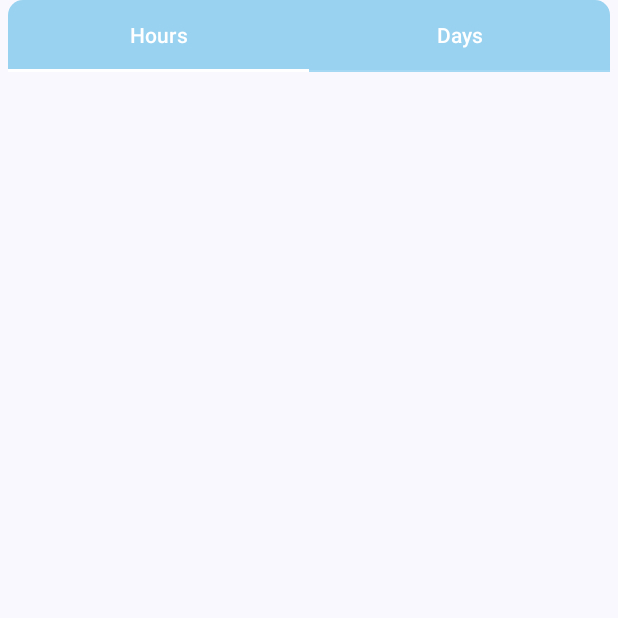
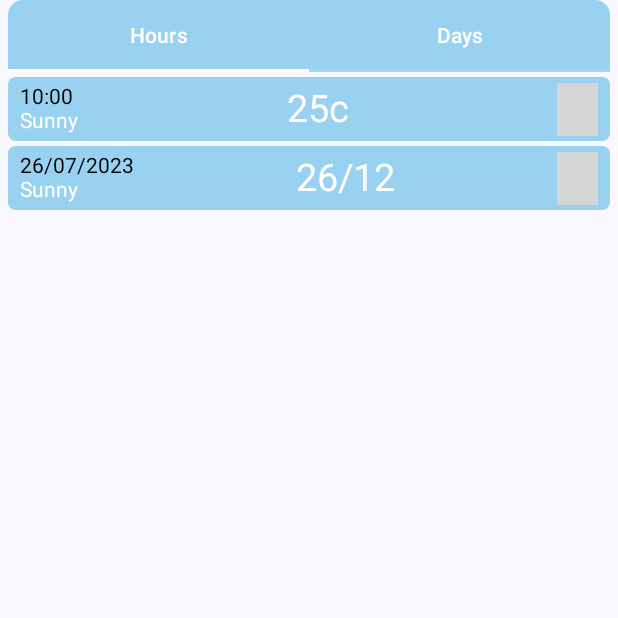
Before and after one commit to Zhumalievmurat1992/WeatherAppCompose, an Android app built with Jetpack Compose: the composable TabLayout shown on its own in the app's theme, on a phone screen of 412 x 824 dp, the top half of it. Run offline under Robolectric (Android 15) with nearby library versions, the phone set to English and light mode, and no system bars; our stand-ins replace accompanist; network calls fail; pictures from the network do not load; grey boxes are pictures that could not be loaded.

Commit message:
initial commit

```diff
--- a/app/build.gradle
+++ b/app/build.gradle
@@ -70,4 +70,5 @@ dependencies {
     implementation("io.coil-kt:coil-compose:2.0.0-rc01")
     implementation "com.google.accompanist:accompanist-pager:0.19.0"
     implementation "com.google.accompanist:accompanist-pager-indicators:0.19.0"
+    implementation "com.android.volley:volley-cronet:1.2.1"
 }
--- a/app/src/main/java/com/example/weatherappcompose/MainActivity.kt
+++ b/app/src/main/java/com/example/weatherappcompose/MainActivity.kt
@@ -1,6 +1,8 @@
 package com.example.weatherappcompose
 
+import android.content.Context
 import android.os.Bundle
+import android.util.Log
 import androidx.activity.ComponentActivity
 import androidx.activity.compose.setContent
 import androidx.compose.foundation.Image
@@ -10,15 +12,20 @@ import androidx.compose.ui.Modifier
 import androidx.compose.ui.draw.alpha
 import androidx.compose.ui.layout.ContentScale
 import androidx.compose.ui.res.painterResource
+import com.android.volley.toolbox.StringRequest
+import com.android.volley.toolbox.Volley
 import com.example.weatherappcompose.screen.MainCard
 import com.example.weatherappcompose.screen.TabLayout
 import com.example.weatherappcompose.ui.theme.WeatherAppComposeTheme
+
+const val API_KEY = "af6d3f9a595247ae806171940231106"
 
 class MainActivity : ComponentActivity() {
     override fun onCreate(savedInstanceState: Bundle?) {
         super.onCreate(savedInstanceState)
         setContent {
             WeatherAppComposeTheme {
+                getData("London",this)
                 Image(
                     painter = painterResource(id = R.drawable.img), contentDescription = "img",
                     modifier = Modifier
@@ -34,3 +41,24 @@ class MainActivity : ComponentActivity() {
         }
     }
 }
+
+private fun getData(city: String, context: Context) {
+    val url = "https://api.weatherapi.com/v1/forecast.json?key=$API_KEY" +
+            "&q=$city" +
+            "&days=" +
+            "5" +
+            "&aqi=no&alerts=no"
+    val queue = Volley.newRequestQueue(context)
+    val sRequest = StringRequest(
+        com.android.volley.Request.Method.GET,
+        url,
+        {
+            response ->
+            Log.d("MyLog","Response: $response")
+        },
+        {
+            Log.d("MyLog","VolleyError: $it")
+        }
+    )
+    queue.add(sRequest)
+}
--- /dev/null
+++ b/app/src/main/java/com/example/weatherappcompose/data/WeatherModel.kt
@@ -0,0 +1,11 @@
+package com.example.weatherappcompose.data
+
+data class WeatherModel(
+    val city: String,
+    val time: String,
+    val currentTemp: String,
+    val condition: String,
+    val icon: String,
+    val maxTemp: String,
+    val minTemp: String,
+    val hours: String)
--- a/app/src/main/java/com/example/weatherappcompose/screen/MainScreen.kt
+++ b/app/src/main/java/com/example/weatherappcompose/screen/MainScreen.kt
@@ -3,18 +3,21 @@ package com.example.weatherappcompose.screen
 import androidx.compose.foundation.layout.Arrangement
 import androidx.compose.foundation.layout.Column
 import androidx.compose.foundation.layout.Row
+import androidx.compose.foundation.layout.fillMaxSize
 import androidx.compose.foundation.layout.fillMaxWidth
 import androidx.compose.foundation.layout.padding
 import androidx.compose.foundation.layout.size
+import androidx.compose.foundation.lazy.LazyColumn
+import androidx.compose.foundation.lazy.itemsIndexed
 import androidx.compose.foundation.shape.RoundedCornerShape
+import androidx.compose.material.TabRow
+import androidx.compose.material.TabRowDefaults
 import androidx.compose.material3.Card
 import androidx.compose.material3.CardDefaults
 import androidx.compose.material3.CardDefaults.cardElevation
 import androidx.compose.material3.Icon
 import androidx.compose.material3.IconButton
 import androidx.compose.material3.Tab
-import androidx.compose.material.TabRow
-import androidx.compose.material.TabRowDefaults
 import androidx.compose.material3.Text
 import androidx.compose.runtime.Composable
 import androidx.compose.runtime.rememberCoroutineScope
@@ -29,6 +32,7 @@ import androidx.compose.ui.unit.dp
 import androidx.compose.ui.unit.sp
 import coil.compose.AsyncImage
 import com.example.weatherappcompose.R
+import com.example.weatherappcompose.data.WeatherModel
 import com.example.weatherappcompose.ui.theme.BlueLight
 import com.google.accompanist.pager.ExperimentalPagerApi
 import com.google.accompanist.pager.HorizontalPager
@@ -79,7 +83,7 @@ fun MainCard() {
                     color = Color.White
                 )
                 Text(
-                    text = "23 C",
+                    text = "23°C",
                     style = TextStyle(fontSize = 65.sp),
                     color = Color.White
                 )
@@ -104,7 +108,7 @@ fun MainCard() {
                     }
 
                     Text(
-                        text = "23^C/12^C",
+                        text = "23°C/12°C",
                         style = TextStyle(fontSize = 16.sp),
                         color = Color.White
                     )
@@ -143,7 +147,7 @@ fun TabLayout() {
             selectedTabIndex = tabIndex,
             indicator = { position ->
                 TabRowDefaults.Indicator(
-                    Modifier.pagerTabIndicatorOffset(pagerState,position)
+                    Modifier.pagerTabIndicatorOffset(pagerState, position)
                 )
             },
             backgroundColor = BlueLight,
@@ -166,9 +170,39 @@ fun TabLayout() {
             count = tabList.size,
             state = pagerState,
             modifier = Modifier.weight(1.0f)
-        ) {
-                index ->
+        ) { index ->
+            LazyColumn(
+                modifier = Modifier.fillMaxSize()
+            ) {
+                itemsIndexed(
+                    listOf(
+                        WeatherModel(
+                            "London",
+                            "10:00",
+                            "25c",
+                            "Sunny",
+                            "//cdn.weatherapi.com/weather/64x64/day/176.png",
+                            "",
+                            "",
+                            ""
+                        ),
+                        WeatherModel(
+                            "London",
+                            "26/07/2023",
+                            "",
+                            "Sunny",
+                            "//cdn.weatherapi.com/weather/64x64/day/176.png",
+                            "26",
+                            "12",
+                            ""
+                        )
 
+                    )
+                ) { index, item ->
+                    ListItem(item)
+                }
+
+            }
         }
 
     }
--- /dev/null
+++ b/app/src/main/java/com/example/weatherappcompose/screen/Ui.kt
@@ -0,0 +1,62 @@
+package com.example.weatherappcompose.screen
+
+import androidx.compose.foundation.layout.Arrangement
+import androidx.compose.foundation.layout.Column
+import androidx.compose.foundation.layout.Row
+import androidx.compose.foundation.layout.fillMaxWidth
+import androidx.compose.foundation.layout.padding
+import androidx.compose.foundation.layout.size
+import androidx.compose.foundation.shape.RoundedCornerShape
+import androidx.compose.material.Card
+import androidx.compose.material.Text
+import androidx.compose.runtime.Composable
+import androidx.compose.ui.Alignment
+import androidx.compose.ui.Modifier
+import androidx.compose.ui.graphics.Color
+import androidx.compose.ui.text.TextStyle
+import androidx.compose.ui.unit.dp
+import androidx.compose.ui.unit.sp
+import coil.compose.AsyncImage
+import com.example.weatherappcompose.data.WeatherModel
+import com.example.weatherappcompose.ui.theme.BlueLight
+
+
+@Composable
+fun ListItem(item: WeatherModel) {
+    Card(
+        modifier = Modifier
+            .fillMaxWidth()
+            .padding(top = 3.dp),
+        backgroundColor = BlueLight,
+        elevation = 0.dp,
+        shape = RoundedCornerShape(5.dp)
+    ) {
+        Row(
+            modifier = Modifier.fillMaxWidth(),
+            horizontalArrangement = Arrangement.SpaceBetween,
+            verticalAlignment = Alignment.CenterVertically
+        ) {
+            Column(
+                modifier = Modifier.padding(
+                    start = 8.dp,
+                    top = 5.dp,
+                    bottom = 5.dp
+                )
+            ) {
+                Text(text = item.time)
+                Text(text = item.condition, color = Color.White)
+            }
+            Text(text = item.currentTemp.ifEmpty { "${item.maxTemp}/${item.minTemp}" } ,//если currentTemp будет пустой то покажет minTemp и maxTemp
+                color = Color.White,
+                style = TextStyle(fontSize = 25.sp)
+            )
+            AsyncImage(
+                modifier = Modifier
+                    .size(35.dp)
+                    .padding(end = 8.dp),
+                model = "https:${item.icon}",
+                contentDescription = "img5"
+            )
+        }
+    }
+}
```
